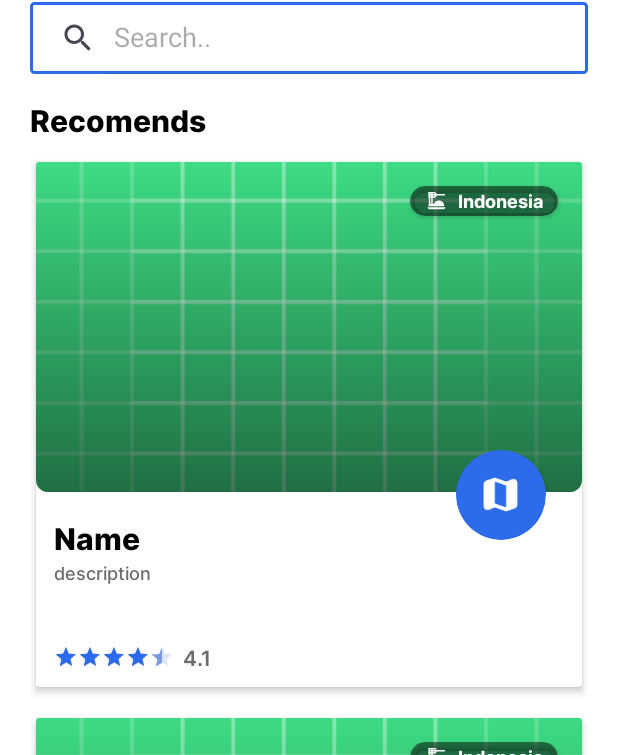
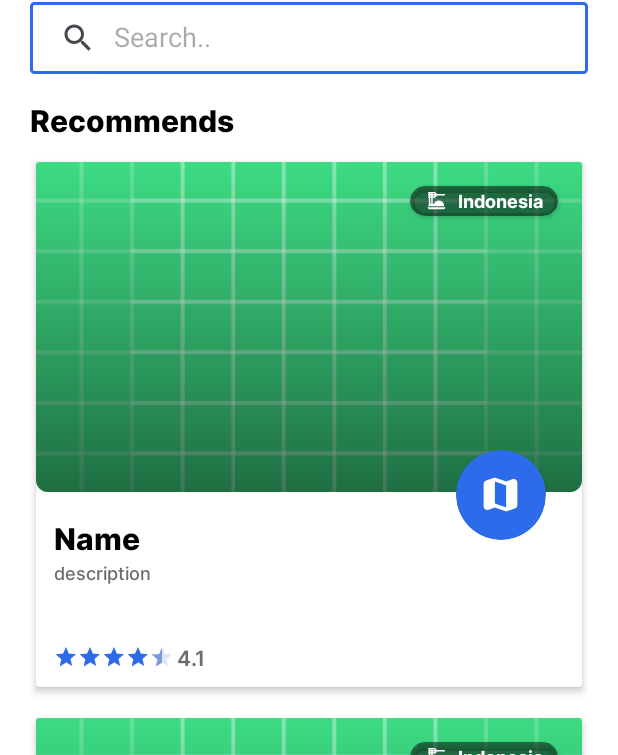
Before and after one commit to keeptrain/Culinarix-App, an Android app: the layout activity_main.xml on its own in the app's theme, with its tools: preview values and no code run, on a phone screen of 412 x 824 dp. Shown: the part 271-1026 px from the top of the screen. Run offline under Robolectric (Android 15) with nearby library versions, the phone set to English and light mode, and no system bars; network calls fail.

Commit message:
adjust ui

```diff
--- a/app/src/main/res/layout/top_rated_item.xml
+++ b/app/src/main/res/layout/top_rated_item.xml
@@ -59,6 +59,37 @@
                 app:layout_constraintEnd_toEndOf="parent"
                 app:layout_constraintStart_toStartOf="parent" />
 
+            <LinearLayout
+                android:layout_width="wrap_content"
+                android:layout_height="wrap_content">
+
+                <RatingBar
+                    android:id="@+id/ratingbar_main"
+                    style="@style/Widget.AppCompat.RatingBar.Small"
+                    android:layout_width="wrap_content"
+                    android:layout_height="wrap_content"
+                    android:layout_marginStart="12dp"
+                    android:layout_marginTop="102dp"
+                    android:numStars="5"
+                    android:progressBackgroundTint="@color/bluesecond"
+                    android:progressTint="@color/blueprimary"
+                    android:rating="4.1"
+                    android:secondaryProgressTint="@color/bluesecond"
+                    android:stepSize="0.1" />
+
+                <TextView
+                    android:id="@+id/tv_rating"
+                    android:layout_width="wrap_content"
+                    android:layout_height="wrap_content"
+                    android:layout_marginStart="2dp"
+                    android:layout_marginTop="100dp"
+                    android:fontFamily="@font/intersemibold"
+                    android:text="4.1"
+                    android:textColor="@color/grey"
+                    android:textSize="14sp" />
+
+            </LinearLayout>
+
             <TextView
                 android:id="@+id/tv_description"
                 android:layout_width="match_parent"
@@ -77,30 +108,7 @@
                 app:layout_constraintStart_toStartOf="parent"
                 app:layout_constraintTop_toBottomOf="@+id/tv_name" />
 
-            <RatingBar
-                android:id="@+id/ratingbar_main"
-                style="@style/Widget.AppCompat.RatingBar.Small"
-                android:layout_width="wrap_content"
-                android:layout_height="wrap_content"
-                android:layout_marginStart="12dp"
-                android:layout_marginTop="102dp"
-                android:numStars="5"
-                android:progressBackgroundTint="@color/bluesecond"
-                android:progressTint="@color/blueprimary"
-                android:rating="4.1"
-                android:secondaryProgressTint="@color/bluesecond"
-                android:stepSize="0.1" />
 
-            <TextView
-                android:id="@+id/tv_rating"
-                android:layout_width="wrap_content"
-                android:layout_height="wrap_content"
-                android:layout_marginStart="98dp"
-                android:layout_marginTop="100dp"
-                android:fontFamily="@font/intersemibold"
-                android:text="4.1"
-                android:textColor="@color/grey"
-                android:textSize="14sp" />
 
         </androidx.cardview.widget.CardView>
 
--- a/app/src/main/res/values-night/themes.xml
+++ b/app/src/main/res/values-night/themes.xml
@@ -4,13 +4,14 @@
         <!-- Primary brand color. -->
         <item name="colorPrimary">@color/primaryColor</item>
         <item name="colorPrimaryVariant">@color/purple_700</item>
-        <item name="colorOnPrimary">@color/black</item>
+        <item name="colorOnPrimary">@color/white</item>
         <!-- Secondary brand color. -->
         <item name="colorSecondary">@color/teal_200</item>
         <item name="colorSecondaryVariant">@color/teal_200</item>
         <item name="colorOnSecondary">@color/black</item>
         <!-- Status bar color. -->
-        <item name="android:statusBarColor">?attr/colorPrimaryVariant</item>
+        <item name="android:statusBarColor">@color/white</item>
+        <item name="android:windowLightStatusBar">true</item>
         <!-- Customize your theme here. -->
     </style>
 </resources>
--- a/app/src/main/res/values/strings.xml
+++ b/app/src/main/res/values/strings.xml
@@ -38,7 +38,7 @@
     <string name="contentbased">What was your last culinary visit to Bandung?</string>
     <string name="desc">description</string>
     <string name="banner">What do you want to eat today in Bandung?</string>
-    <string name="recomends">Recomends</string>
+    <string name="recomends">Recommends</string>
 
     <string name="profile">Profile</string>
     <string name="success">Success</string>
```
Also changed, not shown: app/src/main/res/layout/activity_detail.xml (+26 -19 lines).
